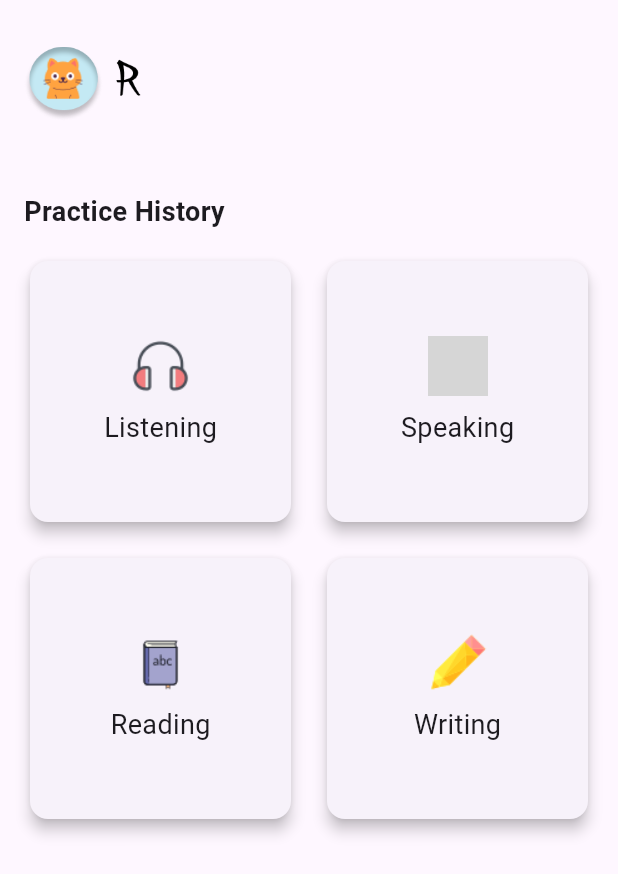
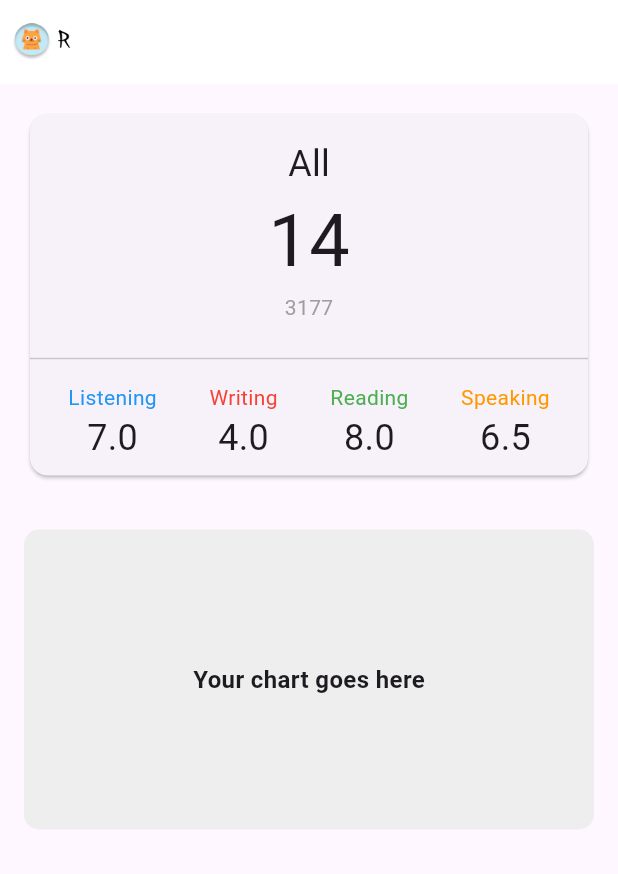
Before and after one commit to huongnguyen213/ielts_practice_flutter_application, a Flutter app: the ProgressPage screen opened directly, on a phone screen of 412 x 824 dp. Shown: the top 874 px of the screen. Run offline on Flutter 3.47's test engine with Material 3 defaults, Android fonts, the phone set to English and light mode, and no system bars; our stand-ins replace audioplayers, bloc, camera, carousel_slider, confetti, equatable and 12 more; missing offline and left inert: flutter_sound; accounts and stored records are empty; grey boxes are pictures that could not be loaded.

Commit message:
update progress page

```diff
--- a/lib/page/layout/progress.dart
+++ b/lib/page/layout/progress.dart
@@ -1,88 +1,99 @@
 import 'package:flutter/material.dart';
-import 'package:ielts_practice_flutter_application/page/layout/profile.dart';
 
-import 'home_page.dart';
-
-class ProgressPage extends StatefulWidget {
-  @override
-  _ProgressPageState createState() => _ProgressPageState();
-}
-
-class _ProgressPageState extends State<ProgressPage> {
-  int _selectedIndex = 0;
-
-  void _onItemTapped(int index) {
-    setState(() {
-      _selectedIndex = index;
-    });
-
-    if (index == 0) {
-      Navigator.push(
-        context,
-        MaterialPageRoute(builder: (context) => HomePage()),
-      );
-    } else if (index == 1) {
-      Navigator.push(
-        context,
-        MaterialPageRoute(builder: (context) => ProgressPage()),
-      );
-    } else {
-      Navigator.push(
-        context,
-        MaterialPageRoute(builder: (context) => ProfilePage()),
-      );
-    }
-  }
-
+class ProgressPage extends StatelessWidget {
   @override
   Widget build(BuildContext context) {
     return Scaffold(
-      body: Padding(
+      appBar: AppBar(
+        backgroundColor: Colors.white,
+        elevation: 0,
+        leading: Padding(
+          padding: const EdgeInsets.all(8.0),
+          child: Image(
+            image: AssetImage('assets/images/img_cat.png'), // Your avatar image
+            width: 100,  // Adjust width as needed
+            height: 100, // Adjust height as needed
+          ),
+        ),
+      ),
+      body: Column(
+        children: <Widget>[
+          Padding(
+            padding: const EdgeInsets.all(16.0),
+            child: Card(
+              child: Column(
+                children: <Widget>[
+                  Padding(
                     padding: const EdgeInsets.all(16.0),
                     child: Column(
-          crossAxisAlignment: CrossAxisAlignment.start,
-          children: [
-            Image.asset(
-              "assets/images/img_cat.png",
-              width: 80,
-              height: 80,
+                      children: <Widget>[
+                        Text(
+                          'All',
+                          style: TextStyle(fontSize: 24),
                         ),
-            const SizedBox(height: 32),
-            const Text(
-              'Practice History',
-              style: TextStyle(fontSize: 18, fontWeight: FontWeight.bold),
+                        Text(
+                          '14',
+                          style: TextStyle(fontSize: 48),
                         ),
-            const SizedBox(height: 16),
-            GridView.count(
-              crossAxisCount: 2,
-              shrinkWrap: true,
-              mainAxisSpacing: 16,
-              crossAxisSpacing: 16,
-              children: [
-                _buildSkillCard('Listening', "icons/icons8-headphone-48.png"),
-                _buildSkillCard('Speaking', "icons/icons8-mic-48.png"),
-                _buildSkillCard('Reading', "icons/icons8-book-48.png"),
-                _buildSkillCard('Writing', "icons/icons8-pencil-48.png")
+                        Text(
+                          '3177',
+                          style: TextStyle(color: Colors.grey),
+                        ),
                       ],
                     ),
-            const SizedBox(height: 32),
+                  ),
+                  Divider(),
+                  Padding(
+                    padding: const EdgeInsets.all(8.0),
+                    child: Row(
+                      mainAxisAlignment: MainAxisAlignment.spaceAround,
+                      children: <Widget>[
+                        _buildScoreColumn('Listening', '7.0', Colors.blue),
+                        _buildScoreColumn('Writing', '4.0', Colors.red),
+                        _buildScoreColumn('Reading', '8.0', Colors.green),
+                        _buildScoreColumn('Speaking', '6.5', Colors.orange),
                       ],
                     ),
+                  ),
+                ],
+              ),
+            ),
+          ),
+          Padding(
+            padding: const EdgeInsets.all(16.0),
+            child: SizedBox(
+              height: 200.0,
+              child: Container(
+                decoration: BoxDecoration(
+                  borderRadius: BorderRadius.circular(10.0),
+                  color: Colors.grey[200],
+                ),
+                child: Center(
+                  child: Text(
+                    'Your chart goes here',
+                    style: TextStyle(fontSize: 16.0, fontWeight: FontWeight.bold),
+                  ),
+                ),
+              ),
+            ),
+          ),
+        ],
       ),
     );
   }
 
-  Widget _buildSkillCard(String skill, String iconPath) {
-    return Card(
-      elevation: 4,
-      child: Column(
-        mainAxisAlignment: MainAxisAlignment.center,
-        children: [
-          Image.asset(iconPath, width: 40, height: 40),
-          const SizedBox(height: 8),
-          Text(skill, style: const TextStyle(fontSize: 18)),
+  Column _buildScoreColumn(String title, String score, Color color) {
+    return Column(
+      children: <Widget>[
+        Text(
+          title,
+          style: TextStyle(color: color),
+        ),
+        Text(
+          score,
+          style: TextStyle(fontSize: 24),
+        ),
       ],
-      ),
     );
   }
 }
```
Lines whose indentation alone changed are shown as unchanged.
